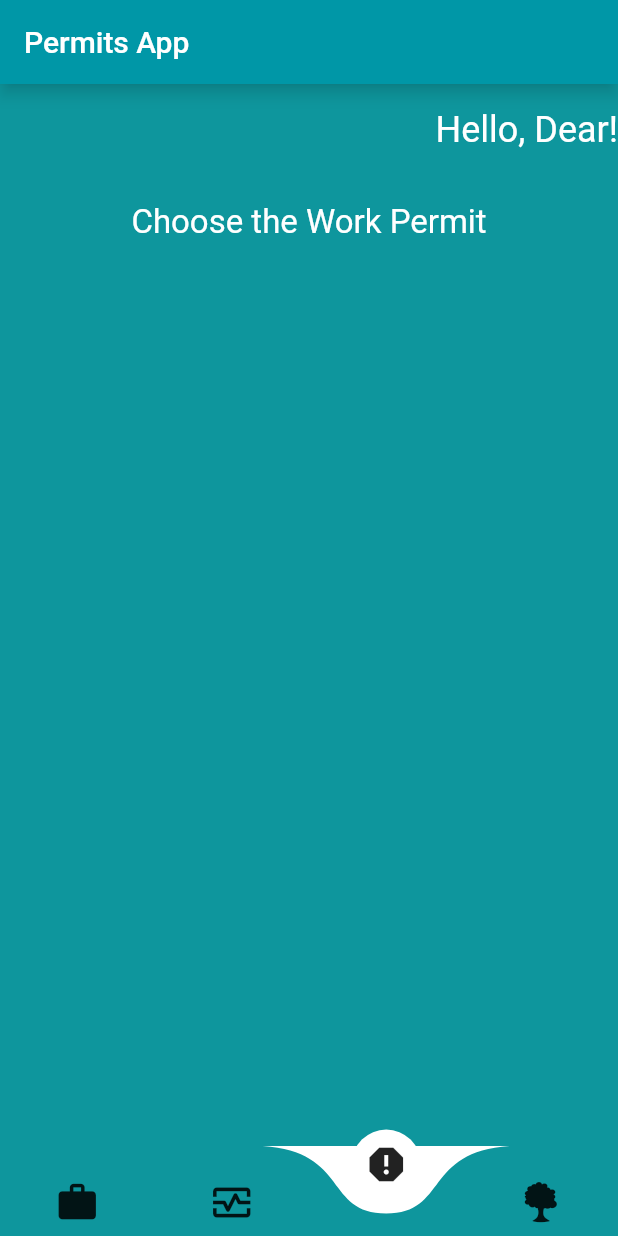
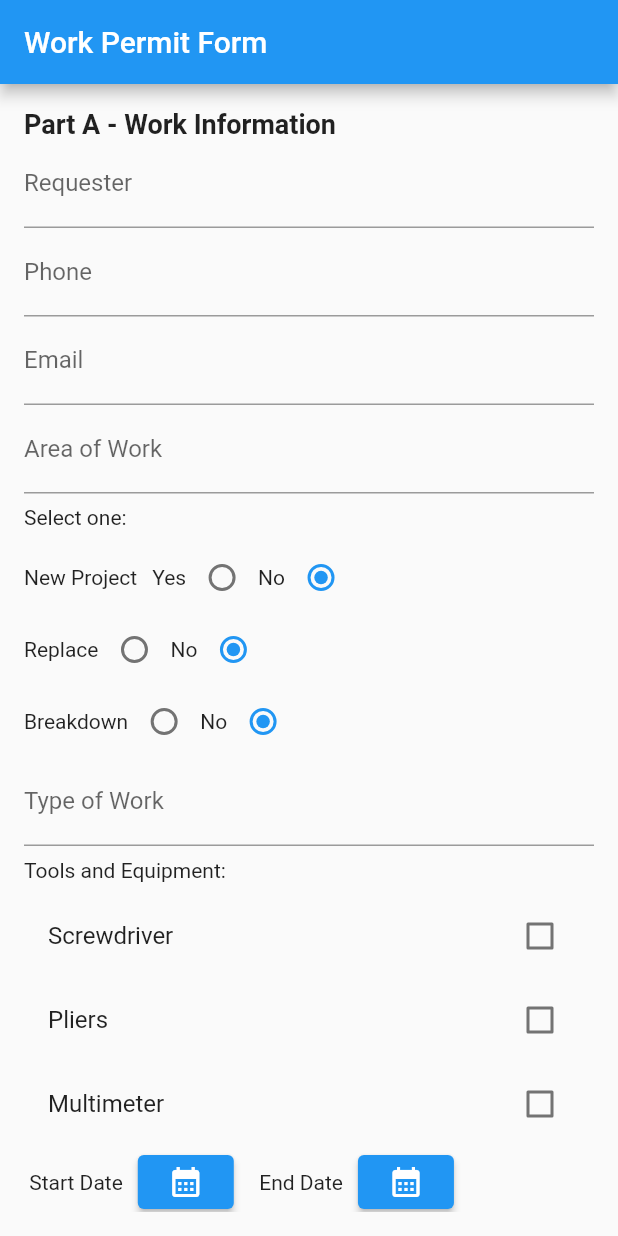
Before and after one commit to mohib988/hse_app, a Flutter app: the screen it shows after launch, on a phone screen of 412 x 824 dp. Run offline on Flutter 3.47's test engine with Material 2 defaults, Android fonts, the light colour scheme and no system bars; drawn by our look-alikes of curved_navigation_bar, flutter_platform_widgets; our stand-ins replace device_preview; Roboto replaces fonts that are missing (Nunito).

Commit message:
git add form part one

```diff
--- a/lib/main.dart
+++ b/lib/main.dart
@@ -6,6 +6,8 @@ import 'package:hse_app/appTheme/apptheme.dart';
 import 'package:hse_app/data/permitItems.dart';
 import 'package:hse_app/pages/homepage/home_Page.dart';
 import 'package:hse_app/pages/mainPage/main_page.dart';
+
+import 'pages/form/requestor_info/requestor_info.dart';
 
 void main() {
   WidgetsFlutterBinding.ensureInitialized();
@@ -30,7 +32,7 @@ class MyApp extends StatelessWidget {
         cupertino: (_, __) => CupertinoAppData(
               theme: MyTheme.iosThemeData,
             ),
-        home: MainPage(),
+        home: RequestorInformation(),
         routes: {
           "/home": (context) => HomePage(),
         });
--- /dev/null
+++ b/lib/pages/form/requestor_info/requestor_info.dart
@@ -0,0 +1,261 @@
+import 'package:flutter/material.dart';
+
+import '../../../globalFunction/date_function.dart';
+
+class WorkPermitFormModel {
+  String requester = '';
+  String phone = '';
+  String email = '';
+  String areaOfWork = '';
+  bool isNewProject = false;
+  bool isReplace = false;
+  bool isBreakdown = false;
+  String typeOfWork = '';
+  List<String> toolsAndEquipment = [];
+  DateTime startDateAndTime = DateTime.now();
+  DateTime endDateAndTime = DateTime.now();
+}
+
+class RequestorInformation extends StatelessWidget {
+  @override
+  Widget build(BuildContext context) {
+    return MaterialApp(
+      home: Scaffold(
+        appBar: AppBar(
+          title: Text('Work Permit Form'),
+        ),
+        body: WorkPermitForm(),
+      ),
+    );
+  }
+}
+
+class WorkPermitForm extends StatefulWidget {
+  @override
+  _WorkPermitFormState createState() => _WorkPermitFormState();
+}
+
+class _WorkPermitFormState extends State<WorkPermitForm> {
+  final _formKey = GlobalKey<FormState>();
+  final _model = WorkPermitFormModel();
+
+  @override
+  Widget build(BuildContext context) {
+    return Padding(
+      padding: const EdgeInsets.all(16.0),
+      child: Form(
+        key: _formKey,
+        child: SingleChildScrollView(
+          child: Column(
+            crossAxisAlignment: CrossAxisAlignment.start,
+            children: [
+              Text(
+                'Part A - Work Information',
+                style: TextStyle(fontSize: 18, fontWeight: FontWeight.bold),
+              ),
+              TextFormField(
+                decoration: InputDecoration(labelText: 'Requester'),
+                validator: (value) {
+                  if (value == null || value.isEmpty) {
+                    return 'Please enter requester';
+                  }
+                  return null;
+                },
+                onSaved: (value) {
+                  _model.requester = value!;
+                },
+              ),
+              TextFormField(
+                decoration: InputDecoration(labelText: 'Phone'),
+                validator: (value) {
+                  if (value == null || value.isEmpty) {
+                    return 'Please enter phone';
+                  }
+                  return null;
+                },
+                onSaved: (value) {
+                  _model.phone = value!;
+                },
+              ),
+              TextFormField(
+                decoration: InputDecoration(labelText: 'Email'),
+                validator: (value) {
+                  if (value == null || value.isEmpty) {
+                    return 'Please enter email';
+                  }
+                  return null;
+                },
+                onSaved: (value) {
+                  _model.email = value!;
+                },
+              ),
+              TextFormField(
+                decoration: InputDecoration(labelText: 'Area of Work'),
+                onSaved: (value) {
+                  _model.areaOfWork = value!;
+                },
+              ),
+              Padding(
+                padding: const EdgeInsets.symmetric(vertical: 8.0),
+                child: Text('Select one:'),
+              ),
+              Row(
+                children: [
+                  Text('New Project'),
+                  Padding(
+                      padding: EdgeInsets.only(left: 10), child: Text('Yes')),
+                  Radio(
+                    value: true,
+                    groupValue: _model.isNewProject,
+                    onChanged: (value) {
+                      setState(() {
+                        _model.isNewProject = value!;
+                      });
+                    },
+                  ),
+                  Text('No'),
+                  Radio(
+                    value: false,
+                    groupValue: _model.isNewProject,
+                    onChanged: (value) {
+                      setState(() {
+                        _model.isNewProject = value!;
+                      });
+                    },
+                  ),
+                ],
+              ),
+              Row(
+                children: [
+                  Text('Replace'),
+                  Radio(
+                    value: true,
+                    groupValue: _model.isReplace,
+                    onChanged: (value) {
+                      setState(() {
+                        _model.isReplace = value!;
+                      });
+                    },
+                  ),
+                  Text('No'),
+                  Radio(
+                    value: false,
+                    groupValue: _model.isReplace,
+                    onChanged: (value) {
+                      setState(() {
+                        _model.isReplace = value!;
+                      });
+                    },
+                  ),
+                ],
+              ),
+              Row(
+                children: [
+                  Text('Breakdown'),
+                  Radio(
+                    value: true,
+                    groupValue: _model.isBreakdown,
+                    onChanged: (value) {
+                      setState(() {
+                        _model.isBreakdown = value!;
+                      });
+                    },
+                  ),
+                  Text('No'),
+                  Radio(
+                    value: false,
+                    groupValue: _model.isBreakdown,
+                    onChanged: (value) {
+                      setState(() {
+                        _model.isBreakdown = value!;
+                      });
+                    },
+                  ),
+                ],
+              ),
+              TextFormField(
+                decoration: InputDecoration(labelText: 'Type of Work'),
+                onSaved: (value) {
+                  _model.typeOfWork = value!;
+                },
+              ),
+              Padding(
+                padding: const EdgeInsets.symmetric(vertical: 8.0),
+                child: Text('Tools and Equipment:'),
+              ),
+              CheckboxListTile(
+                title: Text('Screwdriver'),
+                value: _model.toolsAndEquipment.contains('Screwdriver'),
+                onChanged: (value) {
+                  setState(() {
+                    if (value!) {
+                      _model.toolsAndEquipment.add('Screwdriver');
+                    } else {
+                      _model.toolsAndEquipment.remove('Screwdriver');
+                    }
+                  });
+                },
+              ),
+              CheckboxListTile(
+                title: Text('Pliers'),
+                value: _model.toolsAndEquipment.contains('Pliers'),
+                onChanged: (value) {
+                  setState(() {
+                    if (value!) {
+                      _model.toolsAndEquipment.add('Pliers');
+                    } else {
+                      _model.toolsAndEquipment.remove('Pliers');
+                    }
+                  });
+                },
+              ),
+              CheckboxListTile(
+                title: Text('Multimeter'),
+                value: _model.toolsAndEquipment.contains('Multimeter'),
+                onChanged: (value) {
+                  setState(() {
+                    if (value!) {
+                      _model.toolsAndEquipment.add('Multimeter');
+                    } else {
+                      _model.toolsAndEquipment.remove('Multimeter');
+                    }
+                  });
+                },
+              ),
+              Row(
+                children: [
+                  Text(" Start Date"),
+                  SizedBox(width: 10),
+                  ElevatedButton(
+                    onPressed: () {
+                      selectDateFunction(context, _model.startDateAndTime);
+                    },
+                    child: Icon(Icons.calendar_month),
+                  ),
+                  SizedBox(width: 10),
+                  Text("  End Date"),
+                  SizedBox(width: 10),
+                  ElevatedButton(
+                    onPressed: () {
+                      selectDateFunction(context, _model.endDateAndTime);
+                    },
+                    child: Icon(Icons.calendar_month),
+                  )
+                ],
+              ),
+              SizedBox(height: 20),
+              ElevatedButton(
+                onPressed: () {
+                  if (_formKey.currentState!.validate()) {
+                    _formKey.currentState!.save();
+                  }
+                },
+                child: Text('Submit'),
+              ),
+            ],
+          ),
+        ),
+      ),
+    );
+  }
+}
```
Also changed, not shown: lib/globalFunction/date_function.dart (added, +13 -0 lines).
